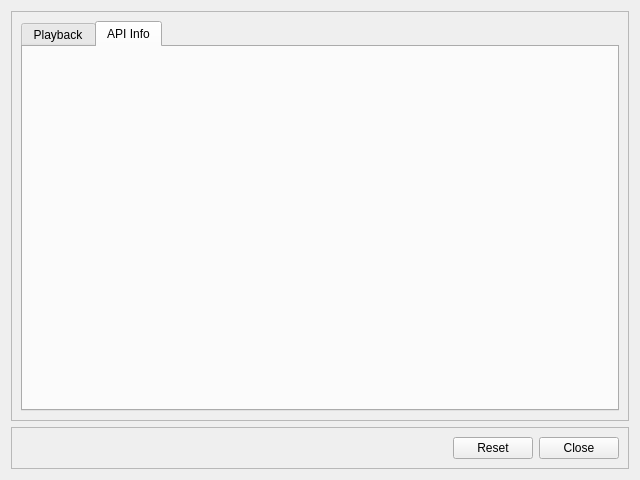
The window that src/ui/gkaudioplaydialog.ui (GekkoFyre/small-world-deluxe) describes before a commit, drawn with Qt 5.
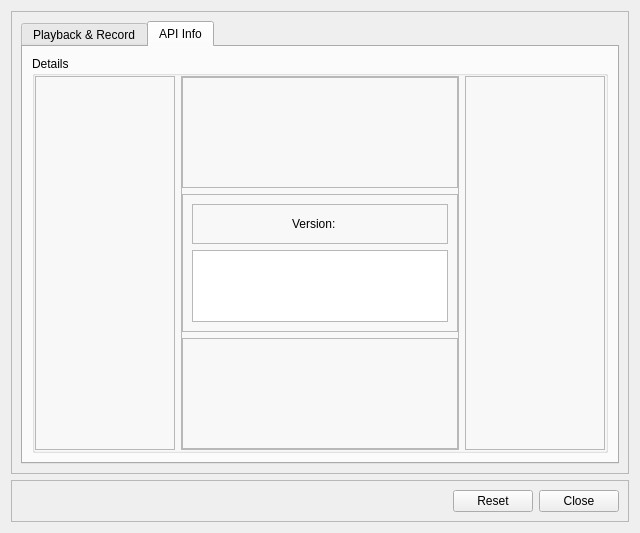
The same window after the commit. The open tabs and pages were chosen to show the change.

Commit message: * A number of bug-fixes have been made. * Improvements in some key areas for the dialogs.

```diff
--- a/src/ui/gkaudioplaydialog.ui
+++ b/src/ui/gkaudioplaydialog.ui
@@ -36,7 +36,7 @@
         </property>
         <widget class="QWidget" name="tab_playback">
          <attribute name="title">
-          <string>Playback</string>
+          <string>Playback &amp;&amp; Record</string>
          </attribute>
          <layout class="QVBoxLayout" name="verticalLayout_3">
           <item>
@@ -238,6 +238,257 @@
          <attribute name="title">
           <string>API Info</string>
          </attribute>
+         <layout class="QVBoxLayout" name="verticalLayout_5">
+          <item>
+           <widget class="QGroupBox" name="groupBox_audio_api_details">
+            <property name="title">
+             <string>Details</string>
+            </property>
+            <layout class="QHBoxLayout" name="horizontalLayout_11">
+             <property name="leftMargin">
+              <number>0</number>
+             </property>
+             <property name="topMargin">
+              <number>0</number>
+             </property>
+             <property name="rightMargin">
+              <number>0</number>
+             </property>
+             <property name="bottomMargin">
+              <number>0</number>
+             </property>
+             <item>
+              <widget class="QFrame" name="frame_api_details">
+               <property name="sizePolicy">
+                <sizepolicy hsizetype="MinimumExpanding" vsizetype="Preferred">
+                 <horstretch>0</horstretch>
+                 <verstretch>0</verstretch>
+                </sizepolicy>
+               </property>
+               <property name="frameShape">
+                <enum>QFrame::StyledPanel</enum>
+               </property>
+               <property name="frameShadow">
+                <enum>QFrame::Raised</enum>
+               </property>
+               <layout class="QVBoxLayout" name="verticalLayout_15">
+                <item>
+                 <spacer name="horizontalSpacer_4">
+                  <property name="orientation">
+                   <enum>Qt::Horizontal</enum>
+                  </property>
+                  <property name="sizeHint" stdset="0">
+                   <size>
+                    <width>40</width>
+                    <height>20</height>
+                   </size>
+                  </property>
+                 </spacer>
+                </item>
+               </layout>
+              </widget>
+             </item>
+             <item>
+              <widget class="QFrame" name="frame_api_details_2">
+               <property name="frameShape">
+                <enum>QFrame::StyledPanel</enum>
+               </property>
+               <property name="frameShadow">
+                <enum>QFrame::Raised</enum>
+               </property>
+               <layout class="QVBoxLayout" name="verticalLayout_13">
+                <property name="leftMargin">
+                 <number>0</number>
+                </property>
+                <property name="topMargin">
+                 <number>0</number>
+                </property>
+                <property name="rightMargin">
+                 <number>0</number>
+                </property>
+                <property name="bottomMargin">
+                 <number>0</number>
+                </property>
+                <item>
+                 <widget class="QFrame" name="frame_api_details_inner">
+                  <property name="sizePolicy">
+                   <sizepolicy hsizetype="Preferred" vsizetype="MinimumExpanding">
+                    <horstretch>0</horstretch>
+                    <verstretch>0</verstretch>
+                   </sizepolicy>
+                  </property>
+                  <property name="frameShape">
+                   <enum>QFrame::StyledPanel</enum>
+                  </property>
+                  <property name="frameShadow">
+                   <enum>QFrame::Raised</enum>
+                  </property>
+                  <layout class="QVBoxLayout" name="verticalLayout_17">
+                   <item>
+                    <spacer name="verticalSpacer_2">
+                     <property name="orientation">
+                      <enum>Qt::Vertical</enum>
+                     </property>
+                     <property name="sizeHint" stdset="0">
+                      <size>
+                       <width>20</width>
+                       <height>91</height>
+                      </size>
+                     </property>
+                    </spacer>
+                   </item>
+                  </layout>
+                 </widget>
+                </item>
+                <item>
+                 <widget class="QFrame" name="frame_api_details_inner_2">
+                  <property name="frameShape">
+                   <enum>QFrame::StyledPanel</enum>
+                  </property>
+                  <property name="frameShadow">
+                   <enum>QFrame::Raised</enum>
+                  </property>
+                  <layout class="QVBoxLayout" name="verticalLayout_16">
+                   <item>
+                    <widget class="QFrame" name="frame">
+                     <property name="frameShape">
+                      <enum>QFrame::StyledPanel</enum>
+                     </property>
+                     <property name="frameShadow">
+                      <enum>QFrame::Raised</enum>
+                     </property>
+                     <layout class="QHBoxLayout" name="horizontalLayout_13">
+                      <item>
+                       <spacer name="horizontalSpacer_5">
+                        <property name="orientation">
+                         <enum>Qt::Horizontal</enum>
+                        </property>
+                        <property name="sizeHint" stdset="0">
+                         <size>
+                          <width>40</width>
+                          <height>20</height>
+                         </size>
+                        </property>
+                       </spacer>
+                      </item>
+                      <item>
+                       <widget class="QLabel" name="label_version_holder">
+                        <property name="text">
+                         <string>Version:</string>
+                        </property>
+                       </widget>
+                      </item>
+                      <item>
+                       <widget class="QLabel" name="label_pa_version">
+                        <property name="text">
+                         <string>&lt;version&gt;</string>
+                        </property>
+                       </widget>
+                      </item>
+                      <item>
+                       <spacer name="horizontalSpacer_3">
+                        <property name="orientation">
+                         <enum>Qt::Horizontal</enum>
+                        </property>
+                        <property name="sizeHint" stdset="0">
+                         <size>
+                          <width>40</width>
+                          <height>20</height>
+                         </size>
+                        </property>
+                       </spacer>
+                      </item>
+                     </layout>
+                    </widget>
+                   </item>
+                   <item>
+                    <widget class="QTextEdit" name="textEdit_pa_version_text">
+                     <property name="documentTitle">
+                      <string notr="true"/>
+                     </property>
+                     <property name="undoRedoEnabled">
+                      <bool>false</bool>
+                     </property>
+                     <property name="readOnly">
+                      <bool>true</bool>
+                     </property>
+                     <property name="placeholderText">
+                      <string>&lt;PortAudio version information&gt;</string>
+                     </property>
+                    </widget>
+                   </item>
+                  </layout>
+                 </widget>
+                </item>
+                <item>
+                 <widget class="QFrame" name="frame_api_details_inner_3">
+                  <property name="sizePolicy">
+                   <sizepolicy hsizetype="Preferred" vsizetype="MinimumExpanding">
+                    <horstretch>0</horstretch>
+                    <verstretch>0</verstretch>
+                   </sizepolicy>
+                  </property>
+                  <property name="frameShape">
+                   <enum>QFrame::StyledPanel</enum>
+                  </property>
+                  <property name="frameShadow">
+                   <enum>QFrame::Raised</enum>
+                  </property>
+                  <layout class="QVBoxLayout" name="verticalLayout_18">
+                   <item>
+                    <spacer name="verticalSpacer_4">
+                     <property name="orientation">
+                      <enum>Qt::Vertical</enum>
+                     </property>
+                     <property name="sizeHint" stdset="0">
+                      <size>
+                       <width>20</width>
+                       <height>91</height>
+                      </size>
+                     </property>
+                    </spacer>
+                   </item>
+                  </layout>
+                 </widget>
+                </item>
+               </layout>
+              </widget>
+             </item>
+             <item>
+              <widget class="QFrame" name="frame_api_details_3">
+               <property name="sizePolicy">
+                <sizepolicy hsizetype="MinimumExpanding" vsizetype="Preferred">
+                 <horstretch>0</horstretch>
+                 <verstretch>0</verstretch>
+                </sizepolicy>
+               </property>
+               <property name="frameShape">
+                <enum>QFrame::StyledPanel</enum>
+               </property>
+               <property name="frameShadow">
+                <enum>QFrame::Raised</enum>
+               </property>
+               <layout class="QVBoxLayout" name="verticalLayout_14">
+                <item>
+                 <spacer name="horizontalSpacer_2">
+                  <property name="orientation">
+                   <enum>Qt::Horizontal</enum>
+                  </property>
+                  <property name="sizeHint" stdset="0">
+                   <size>
+                    <width>40</width>
+                    <height>20</height>
+                   </size>
+                  </property>
+                 </spacer>
+                </item>
+               </layout>
+              </widget>
+             </item>
+            </layout>
+           </widget>
+          </item>
+         </layout>
         </widget>
        </widget>
       </item>
```
Left out of the diff: 115 changed lines with no effect on the pictures. Lines whose indentation alone changed are shown as unchanged. The commit also changes 6 other files.
